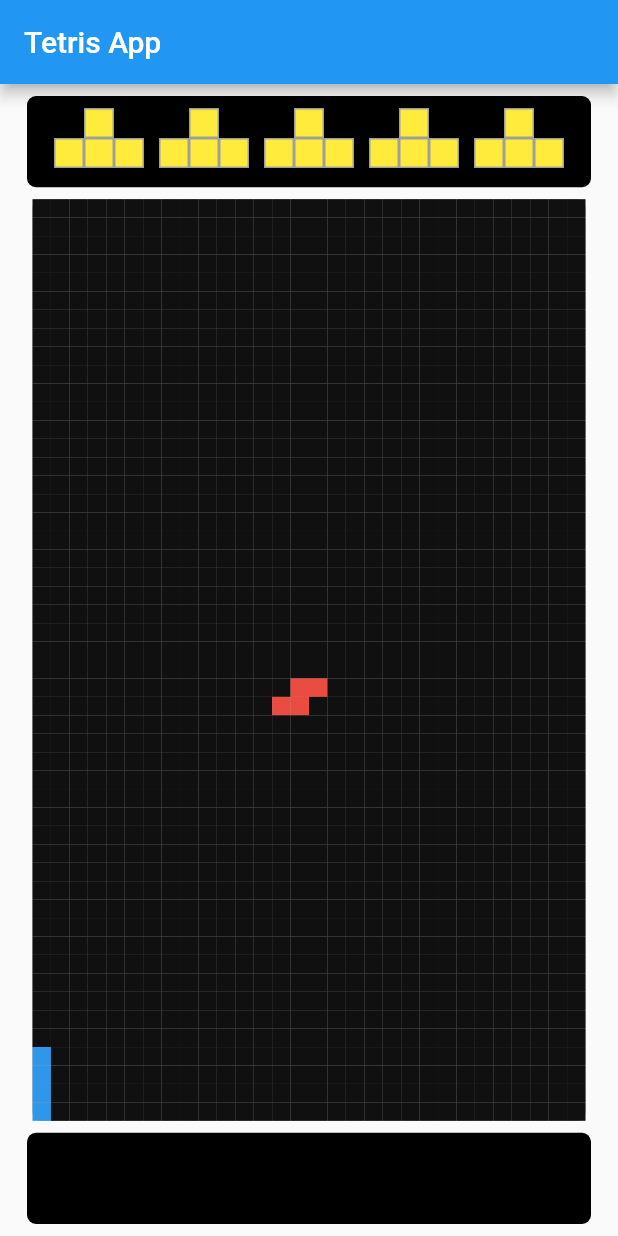
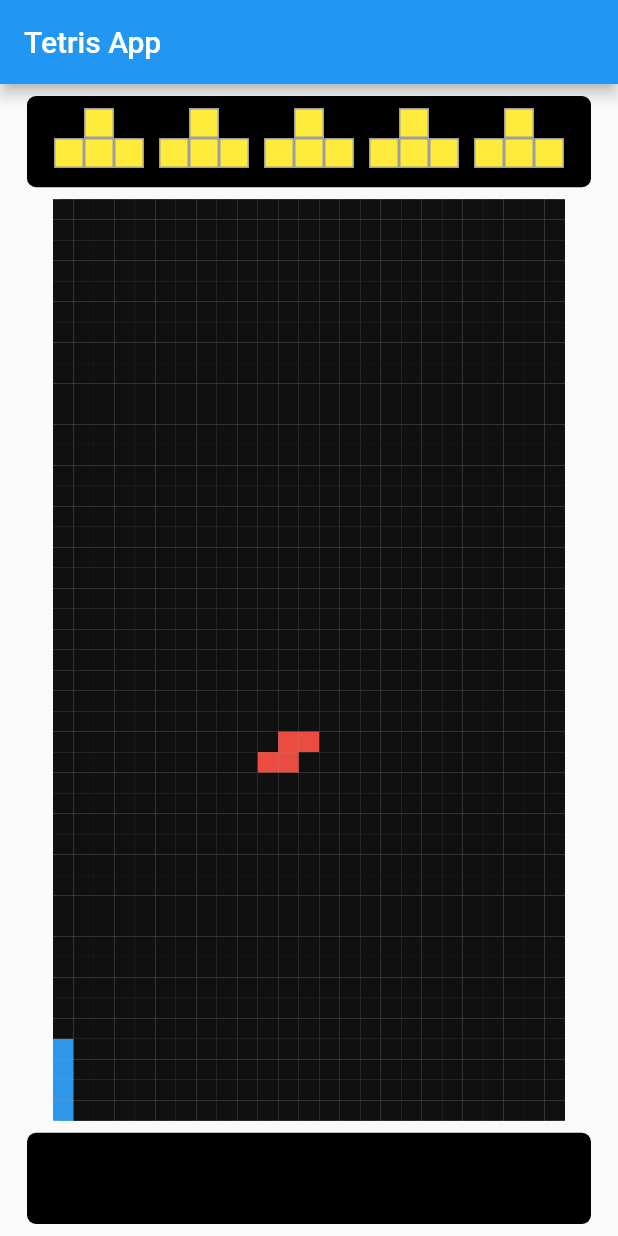
Before and after one commit to damilare-d/tetris_game, a Flutter app: the screen it shows after launch, on a phone screen of 412 x 824 dp. Run offline on Flutter 3.47's test engine with Material 2 defaults, Android fonts, the phone set to English and light mode, and no system bars; missing offline and left inert: flame.

```diff
--- a/lib/tetris_board.dart
+++ b/lib/tetris_board.dart
@@ -16,8 +16,8 @@ class TetrisBoard extends StatefulWidget {
 }
 
 class _TetrisBoardState extends State<TetrisBoard> {
-  final int gridHorizontalCount = 30;
-  final int gridVerticalCount = 50;
+  final int gridHorizontalCount = 25;
+  final int gridVerticalCount = 45;
   late final int gridCount = gridHorizontalCount * gridVerticalCount;
   List<List<TetriminoBlock?>> board = [];
   List<TetriminoBlock> activeBlocks = [];
@@ -28,13 +28,13 @@ class _TetrisBoardState extends State<TetrisBoard> {
   int numlinesCleared = 0;
   late TetrisShape movingShape = TetrisShape(
       rowCount: gridHorizontalCount,
-      firstBlock: 15,
+      firstBlock: 12,
       type: ShapeType.s,
       color: Colors.red);
   late List<TetrisShape> stationaryShapes = [
     TetrisShape(
         rowCount: gridHorizontalCount,
-        firstBlock: 1380,
+        firstBlock: 1025,
         type: ShapeType.i,
         color: Colors.blue)
   ];
@@ -45,10 +45,10 @@ class _TetrisBoardState extends State<TetrisBoard> {
     super.initState();
 
     Timer.periodic(const Duration(milliseconds: 300), (timer) {
-      Set<int> floor = List.generate(30, (index) => gridCount - index).toSet();
+      Set<int> floor = List.generate(25, (index) => gridCount - index).toSet();
       Set<int> stationaryCeils = {};
       stationaryShapes.forEach((element) {
-        stationaryCeils.addAll(element.indexes.map((e) => e - 30));
+        stationaryCeils.addAll(element.indexes.map((e) => e - 25));
       });
       if (floor.any((e) => movingShape.baseBlock >= e) ||
           stationaryCeils.any((e) => movingShape.baseBlock == e)) {
```
Also changed, not shown: lib/models/tetris_shape.dart (+4 -4 lines).
